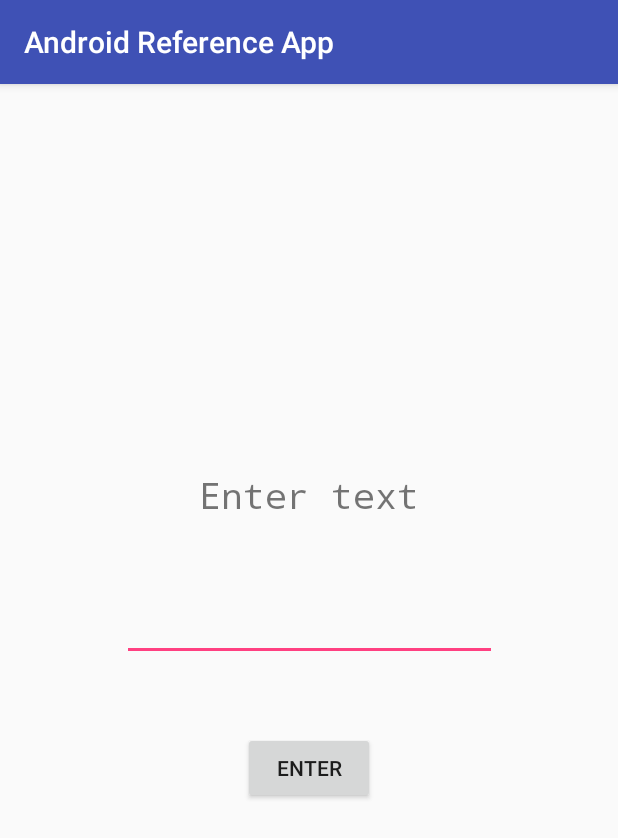
After one commit to mazleo/AndroidReferenceApp, an Android app: the EdittextActivity screen opened directly, with no data from a screen before it, on a phone screen of 412 x 824 dp. The commit adds this screen. Shown: the top 838 px of the screen. Run offline under Robolectric (Android 15) with nearby library versions, the phone set to English and light mode, and no system bars.

Commit message:
Add EditText reference

```diff
--- a/app/src/main/AndroidManifest.xml
+++ b/app/src/main/AndroidManifest.xml
@@ -16,7 +16,9 @@
                 <category android:name="android.intent.category.LAUNCHER" />
             </intent-filter>
         </activity>
-        <activity android:name=".TextviewActivity"></activity>
+        <activity android:name=".TextviewActivity" />
+        <activity android:name=".EdittextActivity" />
+        <activity android:name=".EdittextDisplayMessage"></activity>
     </application>
 
 </manifest>
--- /dev/null
+++ b/app/src/main/java/com/app/reference/android/androidreferenceapp/EdittextActivity.java
@@ -0,0 +1,29 @@
+package com.app.reference.android.androidreferenceapp;
+
+import android.content.Intent;
+import android.support.v7.app.AppCompatActivity;
+import android.os.Bundle;
+import android.view.View;
+import android.widget.Button;
+import android.widget.EditText;
+
+public class EdittextActivity extends AppCompatActivity {
+
+    @Override
+    protected void onCreate(Bundle savedInstanceState) {
+        super.onCreate(savedInstanceState);
+        setContentView(R.layout.activity_edittext);
+
+        Button buttonMessageEnter = (Button) findViewById(R.id.buttonMessageEnter);
+        buttonMessageEnter.setOnClickListener(new View.OnClickListener() {
+            public void onClick(View v) {
+                EditText edittextMessage = (EditText) findViewById(R.id.edittextMessage);
+                String strMessage = edittextMessage.getText().toString();
+                Intent edittextIntent = new Intent(EdittextActivity.this, EdittextDisplayMessage.class);
+
+                edittextIntent.putExtra("EDITTEXT_MESSAGE", strMessage);
+                startActivity(edittextIntent);
+            }
+        });
+    }
+}
--- a/app/src/main/java/com/app/reference/android/androidreferenceapp/MainActivity.java
+++ b/app/src/main/java/com/app/reference/android/androidreferenceapp/MainActivity.java
@@ -32,6 +32,10 @@ public class MainActivity extends AppCompatActivity {
                     Intent intentMainAct = new Intent(MainActivity.this, TextviewActivity.class);
                     startActivity(intentMainAct);
                 }
+                else if (strSelectedItem.equals("EditText")) {
+                    Intent intentMainAct = new Intent(MainActivity.this, EdittextActivity.class);
+                    startActivity(intentMainAct);
+                }
             }
         });
     }
--- /dev/null
+++ b/app/src/main/res/layout/activity_edittext.xml
@@ -0,0 +1,43 @@
+<?xml version="1.0" encoding="utf-8"?>
+<android.support.constraint.ConstraintLayout xmlns:android="http://schemas.android.com/apk/res/android"
+    xmlns:app="http://schemas.android.com/apk/res-auto"
+    xmlns:tools="http://schemas.android.com/tools"
+    android:layout_width="match_parent"
+    android:layout_height="match_parent"
+    tools:context="com.app.reference.android.androidreferenceapp.EdittextActivity">
+
+    <TextView
+        android:layout_width="wrap_content"
+        android:layout_height="wrap_content"
+        android:text="Enter text"
+        android:textSize="24dp"
+        android:fontFamily="monospace"
+        app:layout_constraintTop_toTopOf="parent"
+        app:layout_constraintBottom_toBottomOf="parent"
+        app:layout_constraintLeft_toLeftOf="parent"
+        app:layout_constraintRight_toRightOf="parent"
+        app:layout_constraintVertical_bias="0.35" />
+
+    <EditText
+        android:id="@+id/edittextMessage"
+        android:layout_width="250dp"
+        android:layout_height="wrap_content"
+        android:textAlignment="center"
+        app:layout_constraintTop_toTopOf="parent"
+        app:layout_constraintBottom_toBottomOf="parent"
+        app:layout_constraintLeft_toLeftOf="parent"
+        app:layout_constraintRight_toRightOf="parent"
+        app:layout_constraintVertical_bias="0.47" />
+
+    <Button
+        android:id="@+id/buttonMessageEnter"
+        android:layout_width="wrap_content"
+        android:layout_height="wrap_content"
+        android:text="Enter"
+        app:layout_constraintBottom_toBottomOf="parent"
+        app:layout_constraintTop_toTopOf="parent"
+        app:layout_constraintLeft_toLeftOf="parent"
+        app:layout_constraintRight_toRightOf="parent"
+        app:layout_constraintVertical_bias="0.6"/>
+
+</android.support.constraint.ConstraintLayout>
--- a/app/src/main/res/values/strings.xml
+++ b/app/src/main/res/values/strings.xml
@@ -2,5 +2,6 @@
     <string name="app_name">Android Reference App</string>
     <string-array name="spinner_ref_choice">
         <item>TextView</item>
+        <item>EditText</item>
     </string-array>
 </resources>
```
Also changed, not shown: app/src/main/java/com/app/reference/android/androidreferenceapp/EdittextDisplayMessage.java (added, +21 -0 lines), app/src/main/res/layout/activity_edittext_display_message.xml (added, +18 -0 lines).
